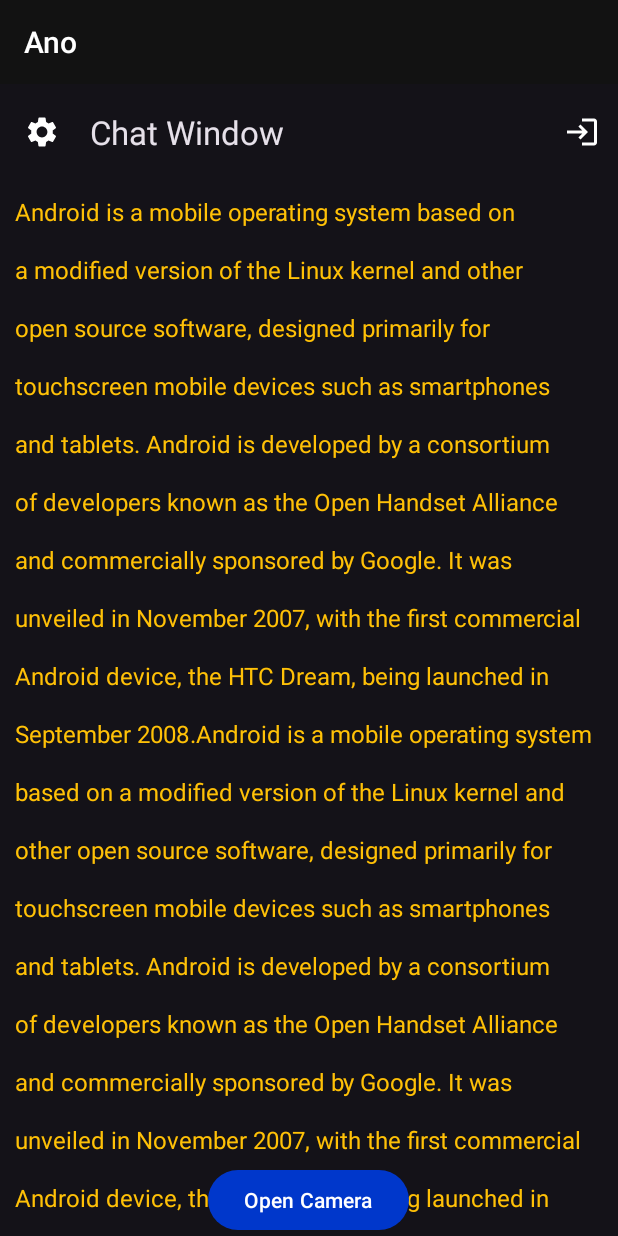
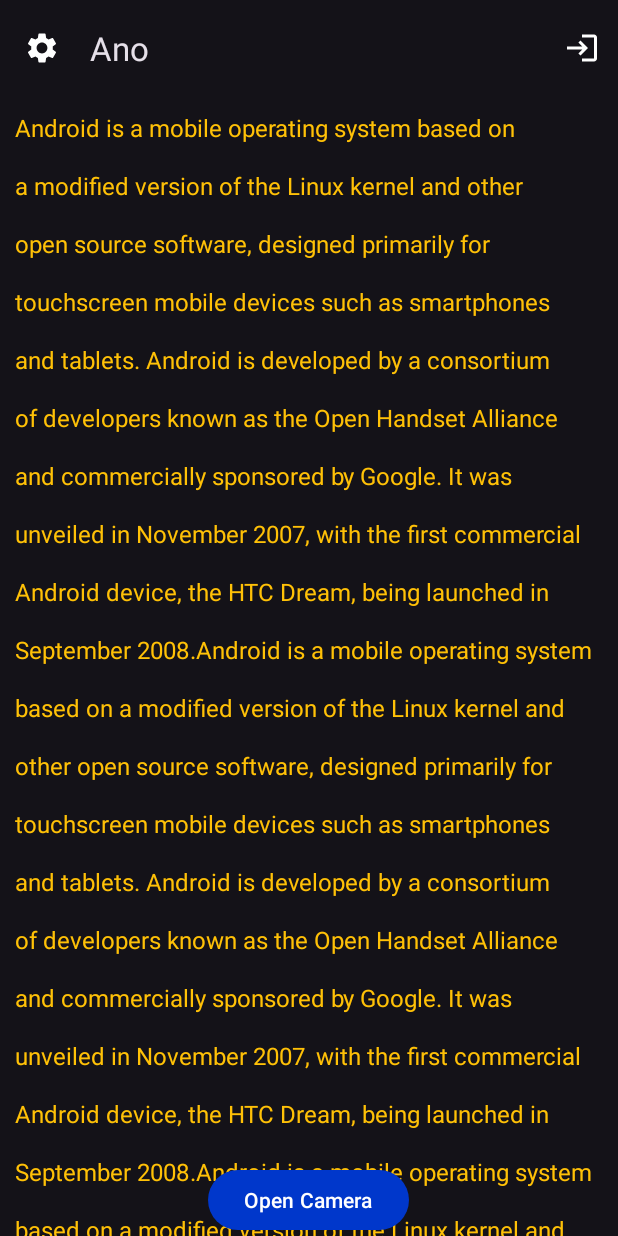
Before and after one commit to Aabhishek29/Ano, an Android app: the HomeActivity screen opened directly, with no data from a screen before it, on a phone screen of 412 x 824 dp. Run offline under Robolectric (Android 15) with nearby library versions, the phone set to English and light mode, and no system bars; libraries missing offline, so code that uses them is left out: com.google.mlkit.vision; network calls fail.

Commit message:
nav drawer working perfectly

```diff
--- a/app/src/main/java/com/zeusforth/ano/HomeActivity.kt
+++ b/app/src/main/java/com/zeusforth/ano/HomeActivity.kt
@@ -9,6 +9,7 @@
 import android.os.Bundle
 import android.provider.MediaStore
 import android.util.Log
+import android.view.Menu
 import android.view.View
 import android.widget.Button
 import android.widget.Toast
@@ -47,14 +48,17 @@
         topAppBar = findViewById(R.id.topAppBar)
         drawerLayout =findViewById(R.id.drawerLayout)
         navigationView = findViewById(R.id.nav)
-
+        setSupportActionBar(topAppBar)
 
         topAppBar.setNavigationOnClickListener {
             // Handle navigation icon press
             drawerLayout.open()
         }
 
+
+
         navigationView.setNavigationItemSelectedListener { menuItem ->
+
             // Handle menu item selected
             menuItem.isChecked = true
             drawerLayout.close()
@@ -81,14 +85,10 @@
                     finish()
                     true
                 }
+
                 else -> false
             }
         }
-
-        topAppBar.setNavigationOnClickListener({
-
-
-        })
 
 
         //Face detection
@@ -135,6 +135,11 @@
         })
 
 
+    }
+
+    override fun onCreateOptionsMenu(menu: Menu): Boolean {
+        menuInflater.inflate(R.menu.signout,menu)
+        return super.onCreateOptionsMenu(menu)
     }
 
 
--- a/app/src/main/res/layout/activity_home.xml
+++ b/app/src/main/res/layout/activity_home.xml
@@ -15,15 +15,15 @@
     android:fitsSystemWindows="true"
     >
 
-<com.google.android.material.appbar.AppBarLayout
-    android:layout_width="match_parent"
-    android:layout_height="wrap_content">
+    <com.google.android.material.appbar.AppBarLayout
+        android:layout_width="match_parent"
+        android:layout_height="wrap_content">
 
 <com.google.android.material.appbar.MaterialToolbar
     android:id="@+id/topAppBar"
     android:layout_width="match_parent"
     android:layout_height="?attr/actionBarSize"
-    app:title="Chat Window"
+    app:title="Ano"
     app:menu="@menu/signout"
     app:navigationIcon="@drawable/ic_baseline_settings_24" />
 
--- a/app/src/main/res/values/themes.xml
+++ b/app/src/main/res/values/themes.xml
@@ -57,9 +57,9 @@
 
 
 <!--    for navigation drawer-->
-    <style name="Theme.Drawer" parent="Theme.Material3.Dark">
+    <style name="Theme.Drawer" parent="Theme.Material3.Dark.NoActionBar">
         <item name="android:windowTranslucentStatus">true</item>
-        <item name="actionBarTheme">@style/Theme.MaterialComponents.NoActionBar</item>
+<!--        <item name="actionBarTheme">@style/Theme.MaterialComponents.NoActionBar</item>-->
         <!-- enable window content transitions -->
         <item name="android:windowActivityTransitions">true</item>
 
```
